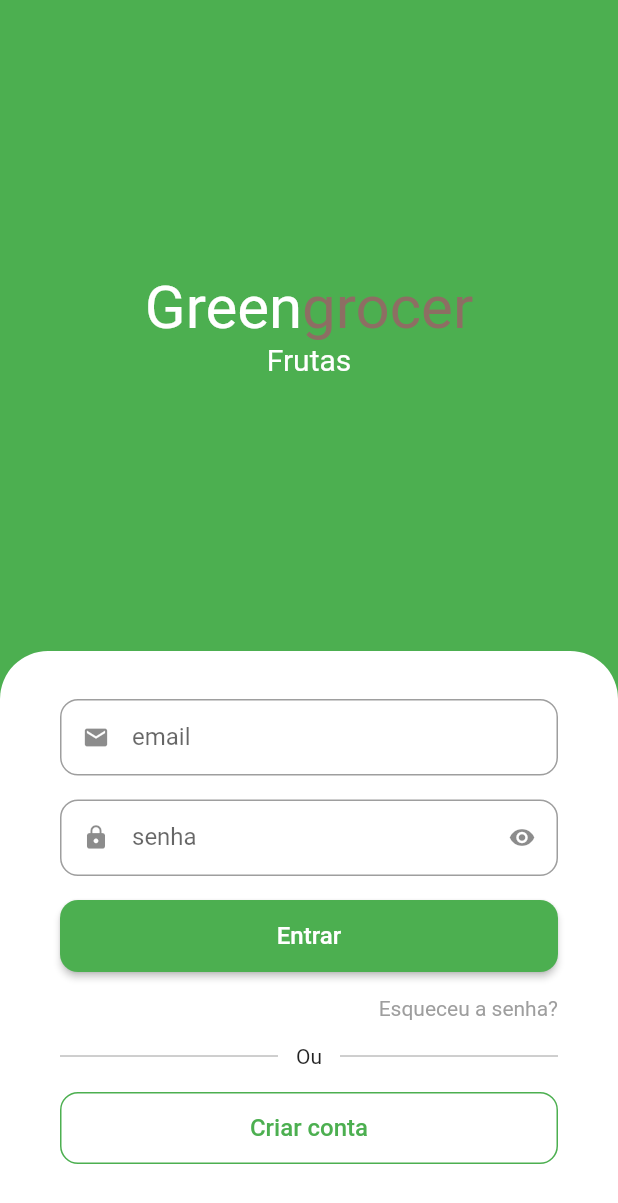
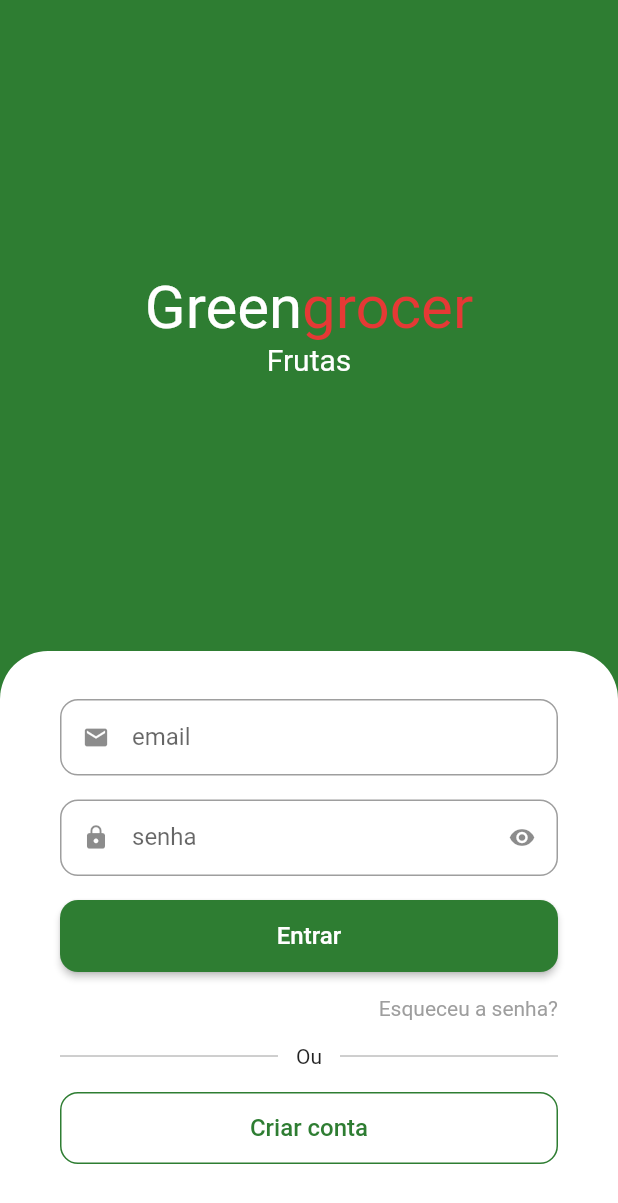
Before and after one commit to matmeirelles/green-grocery-course, a Flutter app: the screen it shows after launch, on a phone screen of 412 x 824 dp. Shown: the top 1203 px of the screen. Run offline on Flutter 3.47's test engine with Material 2 defaults, Android fonts, the phone set to English and light mode, and no system bars; drawn by our look-alikes of animated_text_kit.

Commit message:
final adjusts

```diff
--- /dev/null
+++ b/lib/common/foundations/custom_colors.dart
@@ -0,0 +1,20 @@
+import 'package:flutter/material.dart';
+
+const Map<int, Color> _swatchOpacity = {
+  50: Color.fromRGBO(46, 125, 50, .1),
+  100: Color.fromRGBO(46, 125, 50, .1),
+  200: Color.fromRGBO(46, 125, 50, .1),
+  300: Color.fromRGBO(46, 125, 50, .1),
+  400: Color.fromRGBO(46, 125, 50, .1),
+  500: Color.fromRGBO(46, 125, 50, .1),
+  600: Color.fromRGBO(46, 125, 50, .1),
+  700: Color.fromRGBO(46, 125, 50, .1),
+  800: Color.fromRGBO(46, 125, 50, .1),
+  900: Color.fromRGBO(46, 125, 50, .1),
+};
+
+abstract class CustomColors {
+  static Color primaryColor = Colors.green.shade800;
+  static Color secondaryColor = Colors.red.shade600;
+  static const MaterialColor customColorSwatch = MaterialColor(0xFF2e7d32, _swatchOpacity);
+}
--- a/lib/features/auth/presentation/screens/sign_in_screen.dart
+++ b/lib/features/auth/presentation/screens/sign_in_screen.dart
@@ -3,6 +3,7 @@ import 'package:flutter/material.dart';
 import 'package:green_grocery_course/common/foundations/app_shapes.dart';
 import 'package:green_grocery_course/common/foundations/app_sizes.dart';
 import 'package:green_grocery_course/common/foundations/app_spacings.dart';
+import 'package:green_grocery_course/common/foundations/custom_colors.dart';
 import 'package:green_grocery_course/common/widgets/app_text_field.dart';
 import 'package:green_grocery_course/common/widgets/app_button.dart';
 
@@ -11,9 +12,13 @@ class SignInScreen extends StatelessWidget {
 
   @override
   Widget build(BuildContext context) {
+    final size = MediaQuery.of(context).size;
     return Scaffold(
       backgroundColor: Theme.of(context).primaryColor,
-      body: Column(
+      body: SingleChildScrollView(
+        child: SizedBox(
+          height: size.height,
+          child: Column(
             children: [
               Expanded(
                 child: Container(
@@ -35,7 +40,7 @@ class SignInScreen extends StatelessWidget {
                           TextSpan(
                             text: 'grocer',
                             style: TextStyle(
-                          color: Colors.brown[400],
+                              color: CustomColors.secondaryColor,
                             ),
                           )
                         ],
@@ -148,6 +153,8 @@ class SignInScreen extends StatelessWidget {
               ),
             ],
           ),
+        ),
+      ),
     );
   }
 }
--- a/lib/main.dart
+++ b/lib/main.dart
@@ -1,4 +1,5 @@
 import 'package:flutter/material.dart';
+import 'package:green_grocery_course/common/foundations/custom_colors.dart';
 
 import 'features/auth/presentation/screens/sign_in_screen.dart';
 
@@ -14,8 +15,8 @@ class MyApp extends StatelessWidget {
     return MaterialApp(
       title: 'Flutter Demo',
       theme: ThemeData(
-        primaryColor: Colors.green[500],
-        primarySwatch: Colors.green,
+        primaryColor: CustomColors.primaryColor,
+        primarySwatch: CustomColors.customColorSwatch,
       ),
       debugShowCheckedModeBanner: false,
       home: const SignInScreen(),
--- a/pubspec.yaml
+++ b/pubspec.yaml
@@ -37,6 +37,7 @@ dependencies:
   # Use with the CupertinoIcons class for iOS style icons.
   cupertino_icons: ^1.0.2
   animated_text_kit: ^4.2.2
+  rubber: ^1.0.1
 
 dev_dependencies:
   flutter_test:
```
Also changed, not shown: pubspec.lock, 1 other file. Lines whose indentation alone changed are shown as unchanged.
